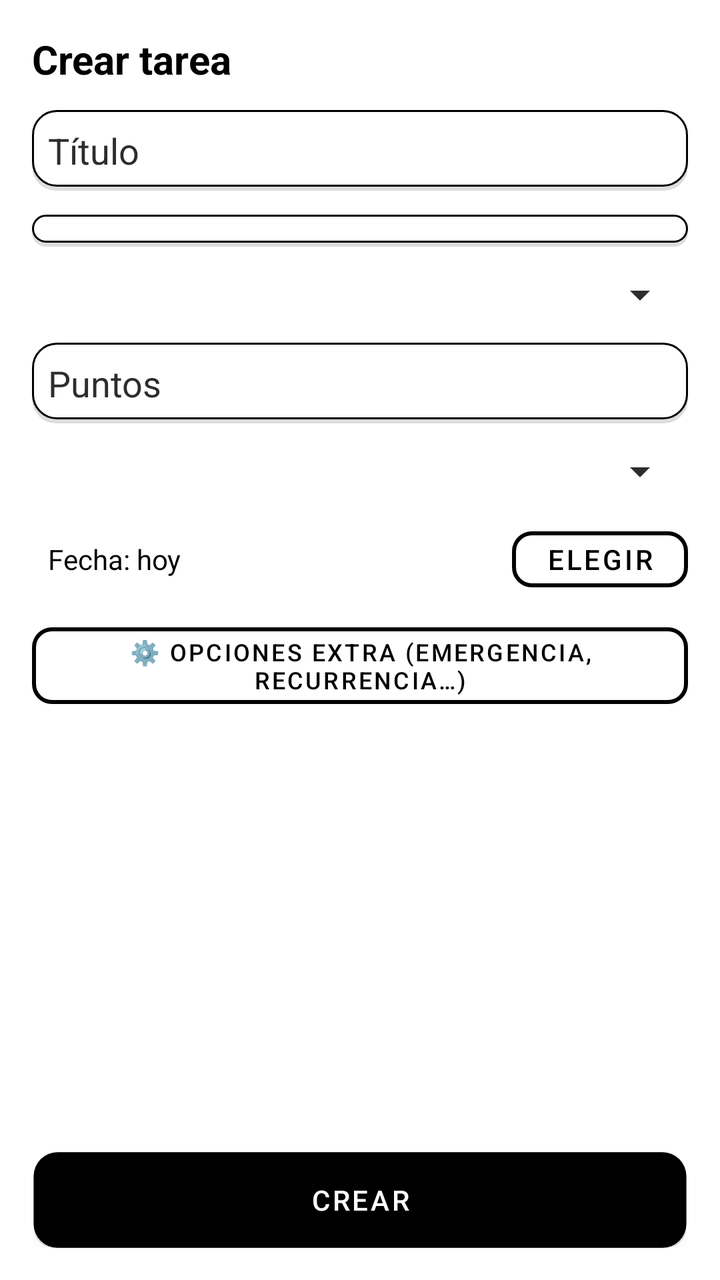
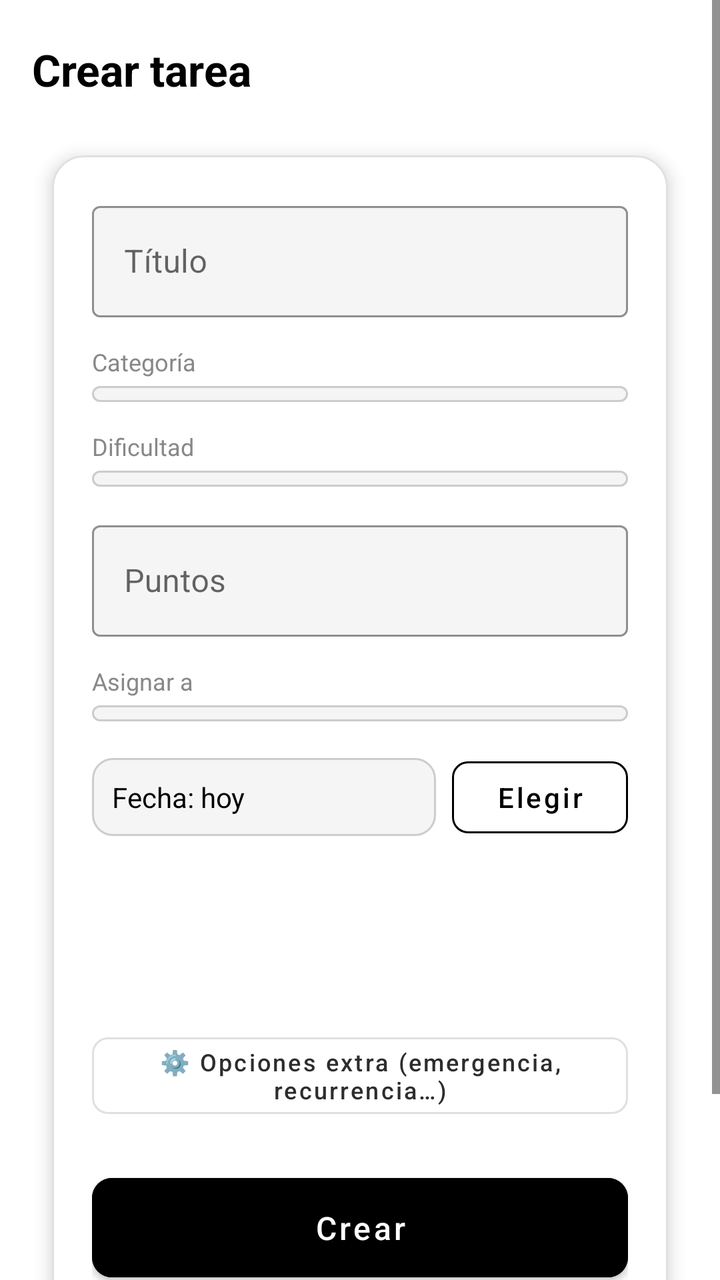

Before-and-after screenshots of an Android layout around one commit, followed by the original layout XML and the change that was made.
<!-- AndroidManifest.xml: application theme Theme.TFG -->
<!-- res/layout/fragment_tareas_crear.xml -->
<?xml version="1.0" encoding="utf-8"?>
<androidx.constraintlayout.widget.ConstraintLayout xmlns:android="http://schemas.android.com/apk/res/android"
    xmlns:app="http://schemas.android.com/apk/res-auto"
    android:layout_width="match_parent"
    android:layout_height="match_parent"
    android:padding="16dp"
    android:layout_marginTop="20dp"
    android:background="@color/fondo">

    <TextView
        android:id="@+id/tvTituloCrear"
        android:layout_width="0dp"
        android:layout_height="wrap_content"
        android:text="@string/crear_tarea"
        android:textSize="20sp"
        android:textStyle="bold"
        android:textColor="@color/texto_principal"
        app:layout_constraintTop_toTopOf="parent"
        app:layout_constraintStart_toStartOf="parent"
        app:layout_constraintEnd_toEndOf="parent" />

    <EditText
        android:id="@+id/etTitulo"
        android:layout_width="0dp"
        android:layout_height="wrap_content"
        android:background="@drawable/bg_rounded_card"
        android:hint="@string/titulo_hint"
        android:textColor="@color/texto_principal"
        android:textColorHint="@color/texto_secundario"
        app:layout_constraintTop_toBottomOf="@id/tvTituloCrear"
        app:layout_constraintStart_toStartOf="parent"
        app:layout_constraintEnd_toEndOf="parent"
        android:layout_marginTop="12dp"
        android:autofillHints="none"
        android:inputType="text"
        android:imeOptions="flagNoExtractUi" />

    <Spinner
        android:id="@+id/spCategoria"
        android:layout_width="0dp"
        android:layout_height="wrap_content"
        android:background="@drawable/bg_rounded_card"
        app:layout_constraintTop_toBottomOf="@id/etTitulo"
        app:layout_constraintStart_toStartOf="parent"
        app:layout_constraintEnd_toEndOf="parent"
        android:layout_marginTop="12dp" />

    <Spinner
        android:id="@+id/spDificultad"
        android:layout_width="0dp"
        android:layout_height="wrap_content"
        app:layout_constraintTop_toBottomOf="@id/spCategoria"
        app:layout_constraintStart_toStartOf="parent"
        app:layout_constraintEnd_toEndOf="parent"
        android:layout_marginTop="12dp" />

    <EditText
        android:id="@+id/etPuntos"
        android:layout_width="0dp"
        android:layout_height="wrap_content"
        android:background="@drawable/bg_rounded_card"
        android:hint="@string/puntos_hint"
        android:inputType="number"
        android:textColor="@color/texto_principal"
        android:textColorHint="@color/texto_secundario"
        app:layout_constraintTop_toBottomOf="@id/spDificultad"
        app:layout_constraintStart_toStartOf="parent"
        app:layout_constraintEnd_toEndOf="parent"
        android:layout_marginTop="12dp"
        android:autofillHints="none"
        android:imeOptions="flagNoExtractUi" />

    <Spinner
        android:id="@+id/spAsignarA"
        android:layout_width="0dp"
        android:layout_height="wrap_content"
        app:layout_constraintTop_toBottomOf="@id/etPuntos"
        app:layout_constraintStart_toStartOf="parent"
        app:layout_constraintEnd_toEndOf="parent"
        android:layout_marginTop="12dp" />

    <LinearLayout
        android:id="@+id/llFecha"
        android:layout_width="0dp"
        android:layout_height="wrap_content"
        android:orientation="horizontal"
        app:layout_constraintTop_toBottomOf="@id/spAsignarA"
        app:layout_constraintStart_toStartOf="parent"
        app:layout_constraintEnd_toEndOf="parent"
        android:layout_marginTop="12dp">

        <TextView
            android:id="@+id/tvFechaProgramada"
            android:layout_width="0dp"
            android:layout_height="wrap_content"
            android:layout_weight="1"
            android:text="@string/fecha_hoy"
            android:padding="8dp"
            android:textColor="@color/texto_principal" />

        <Button
            android:id="@+id/btnElegirFecha"
            android:layout_width="wrap_content"
            android:layout_height="wrap_content"
            style="@style/Widget.TFG.Boton.Contorno"
            android:text="@string/elegir" />

    </LinearLayout>

    <Button
        android:id="@+id/btnOpcionesExtra"
        android:layout_width="0dp"
        android:layout_height="wrap_content"
        style="@style/Widget.TFG.Boton.Contorno"
        android:text="⚙️ Opciones extra (emergencia, recurrencia…)"
        android:textSize="12sp"
        app:layout_constraintTop_toBottomOf="@id/llFecha"
        app:layout_constraintStart_toStartOf="parent"
        app:layout_constraintEnd_toEndOf="parent"
        android:layout_marginTop="8dp" />

    <Button
        android:id="@+id/btnCrearTarea"
        android:layout_width="0dp"
        android:layout_height="wrap_content"
        style="@style/Widget.TFG.Boton.Relleno"
        android:text="@string/crear"
        app:layout_constraintBottom_toBottomOf="parent"
        app:layout_constraintStart_toStartOf="parent"
        app:layout_constraintEnd_toEndOf="parent" />

</androidx.constraintlayout.widget.ConstraintLayout>
<!-- resources referenced by this layout -->
<resources>
  <!-- drawable bg_rounded_card (drawable) -->
  <?xml version="1.0" encoding="utf-8"?>
  <layer-list xmlns:android="http://schemas.android.com/apk/res/android">
      
      <item android:top="2dp" android:left="0dp" android:right="0dp" android:bottom="0dp">
          <shape android:shape="rectangle">
              <solid android:color="#22000000" />
              <corners android:radius="12dp" />
          </shape>
      </item>
      
      <item android:top="0dp" android:left="0dp" android:right="0dp" android:bottom="2dp">
          <shape android:shape="rectangle">
              <solid android:color="@color/superficie" />
              <corners android:radius="12dp" />
              <stroke android:width="1dp" android:color="@color/negro" />
              <padding android:left="8dp" android:top="8dp" android:right="8dp" android:bottom="8dp" />
          </shape>
      </item>
  </layer-list>
  <style name="Widget.TFG.Boton.Contorno" parent="Widget.MaterialComponents.Button.OutlinedButton">
          
          <item name="cornerRadius">10dp</item>
          <item name="strokeColor">@color/negro</item>
          <item name="strokeWidth">2dp</item>
          <item name="backgroundTint">@color/white</item>
          <item name="android:textColor">@color/texto_principal</item>
          <item name="android:paddingLeft">16dp</item>
          <item name="android:paddingRight">16dp</item>
          <item name="android:minHeight">40dp</item>
      </style>
  <style name="Widget.TFG.Boton.Relleno" parent="Widget.MaterialComponents.Button">
          <item name="android:background">@drawable/btn_filled_black</item>
          <item name="android:textColor">@color/on_acento</item>
          <item name="android:minHeight">48dp</item>
          <item name="android:stateListAnimator">@animator/btn_state_animator</item>
      </style>
  <!-- drawable btn_filled_black (drawable) -->
  <?xml version="1.0" encoding="utf-8"?>
  <layer-list xmlns:android="http://schemas.android.com/apk/res/android">
      
      <item android:top="2dp" android:left="0dp" android:right="0dp" android:bottom="0dp">
          <shape android:shape="rectangle">
              <solid android:color="#22000000" />
              <corners android:radius="10dp" />
          </shape>
      </item>
      
      <item>
          <shape android:shape="rectangle">
              <solid android:color="#000000" />
              <corners android:radius="12dp" />
              <padding android:left="12dp" android:top="8dp" android:right="12dp" android:bottom="8dp" />
          </shape>
      </item>
  </layer-list>
  <style name="Tema.TFG.Moderno" parent="Theme.MaterialComponents.DayNight.NoActionBar">
          
          <item name="colorPrimary">@color/primario</item>
          <item name="colorOnPrimary">@color/on_acento</item>
          <item name="android:colorBackground">@color/fondo</item>
          <item name="colorSurface">@color/superficie</item>
          <item name="colorOnSurface">@color/texto_principal</item>
          <item name="android:statusBarColor">@color/white</item>
          <item name="materialCardViewStyle">@style/Widget.TFG.Tarjeta</item>
  
          
          <item name="android:textColor">@color/texto_principal</item>
          <item name="android:textColorSecondary">@color/texto_secundario</item>
          <item name="android:editTextStyle">@style/Widget.TFG.EditText</item>
          <item name="textAppearanceBody1">@style/TextAppearance.TFG.Cuerpo</item>
          <item name="textAppearanceHeadline6">@style/TextAppearance.TFG.Titulo</item>
      </style>
  <style name="Widget.TFG.Tarjeta" parent="Widget.MaterialComponents.CardView">
          <item name="cardCornerRadius">12dp</item>
          <item name="cardUseCompatPadding">true</item>
          <item name="cardPreventCornerOverlap">false</item>
          <item name="cardBackgroundColor">@color/gris_claro</item>
          <item name="android:stateListAnimator">@animator/btn_state_animator</item>
          <item name="strokeColor">@color/negro</item>
          <item name="strokeWidth">2dp</item>
      </style>
  <style name="Widget.TFG.EditText" parent="@style/Widget.MaterialComponents.TextInputEditText.OutlinedBox">
          <item name="android:textColor">@color/texto_principal</item>
          <item name="android:textColorHint">@color/texto_secundario</item>
          
          <item name="android:padding">10dp</item>
          <item name="android:background">@drawable/bg_rounded_card</item>
      </style>
  <style name="TextAppearance.TFG.Cuerpo" parent="TextAppearance.MaterialComponents.Body1">
          <item name="android:textColor">@color/texto_secundario</item>
      </style>
  <style name="TextAppearance.TFG.Titulo" parent="TextAppearance.MaterialComponents.Headline6">
          <item name="android:textColor">@color/texto_principal</item>
      </style>
  <color name="gris_claro">#BDBDBD</color>
  <!-- unchanged entries left out for length: 15 -->
</resources>

<!-- the commit's change to res/layout/fragment_tareas_crear.xml (unified diff, before → after) -->
@@ -1,132 +1,207 @@
 <?xml version="1.0" encoding="utf-8"?>
-<androidx.constraintlayout.widget.ConstraintLayout xmlns:android="http://schemas.android.com/apk/res/android"
+<ScrollView xmlns:android="http://schemas.android.com/apk/res/android"
     xmlns:app="http://schemas.android.com/apk/res-auto"
     android:layout_width="match_parent"
     android:layout_height="match_parent"
-    android:padding="16dp"
-    android:layout_marginTop="20dp"
+    android:fillViewport="false"
     android:background="@color/fondo">
 
-    <TextView
-        android:id="@+id/tvTituloCrear"
-        android:layout_width="0dp"
+    <LinearLayout
+        android:layout_width="match_parent"
         android:layout_height="wrap_content"
-        android:text="@string/crear_tarea"
-        android:textSize="20sp"
-        android:textStyle="bold"
-        android:textColor="@color/texto_principal"
-        app:layout_constraintTop_toTopOf="parent"
-        app:layout_constraintStart_toStartOf="parent"
-        app:layout_constraintEnd_toEndOf="parent" />
-
-    <EditText
-        android:id="@+id/etTitulo"
-        android:layout_width="0dp"
-        android:layout_height="wrap_content"
-        android:background="@drawable/bg_rounded_card"
-        android:hint="@string/titulo_hint"
-        android:textColor="@color/texto_principal"
-        android:textColorHint="@color/texto_secundario"
-        app:layout_constraintTop_toBottomOf="@id/tvTituloCrear"
-        app:layout_constraintStart_toStartOf="parent"
-        app:layout_constraintEnd_toEndOf="parent"
-        android:layout_marginTop="12dp"
-        android:autofillHints="none"
-        android:inputType="text"
-        android:imeOptions="flagNoExtractUi" />
-
-    <Spinner
-        android:id="@+id/spCategoria"
-        android:layout_width="0dp"
-        android:layout_height="wrap_content"
-        android:background="@drawable/bg_rounded_card"
-        app:layout_constraintTop_toBottomOf="@id/etTitulo"
-        app:layout_constraintStart_toStartOf="parent"
-        app:layout_constraintEnd_toEndOf="parent"
-        android:layout_marginTop="12dp" />
-
-    <Spinner
-        android:id="@+id/spDificultad"
-        android:layout_width="0dp"
-        android:layout_height="wrap_content"
-        app:layout_constraintTop_toBottomOf="@id/spCategoria"
-        app:layout_constraintStart_toStartOf="parent"
-        app:layout_constraintEnd_toEndOf="parent"
-        android:layout_marginTop="12dp" />
-
-    <EditText
-        android:id="@+id/etPuntos"
-        android:layout_width="0dp"
-        android:layout_height="wrap_content"
-        android:background="@drawable/bg_rounded_card"
-        android:hint="@string/puntos_hint"
-        android:inputType="number"
-        android:textColor="@color/texto_principal"
-        android:textColorHint="@color/texto_secundario"
-        app:layout_constraintTop_toBottomOf="@id/spDificultad"
-        app:layout_constraintStart_toStartOf="parent"
-        app:layout_constraintEnd_toEndOf="parent"
-        android:layout_marginTop="12dp"
-        android:autofillHints="none"
-        android:imeOptions="flagNoExtractUi" />
-
-    <Spinner
-        android:id="@+id/spAsignarA"
-        android:layout_width="0dp"
-        android:layout_height="wrap_content"
-        app:layout_constraintTop_toBottomOf="@id/etPuntos"
-        app:layout_constraintStart_toStartOf="parent"
-        app:layout_constraintEnd_toEndOf="parent"
-        android:layout_marginTop="12dp" />
-
-    <LinearLayout
-        android:id="@+id/llFecha"
-        android:layout_width="0dp"
-        android:layout_height="wrap_content"
-        android:orientation="horizontal"
-        app:layout_constraintTop_toBottomOf="@id/spAsignarA"
-        app:layout_constraintStart_toStartOf="parent"
-        app:layout_constraintEnd_toEndOf="parent"
-        android:layout_marginTop="12dp">
+        android:orientation="vertical"
+        android:paddingTop="20dp"
+        android:paddingStart="16dp"
+        android:paddingEnd="16dp"
+        android:paddingBottom="72dp">
 
         <TextView
-            android:id="@+id/tvFechaProgramada"
-            android:layout_width="0dp"
+            android:id="@+id/tvTituloCrear"
+            android:layout_width="match_parent"
             android:layout_height="wrap_content"
-            android:layout_weight="1"
-            android:text="@string/fecha_hoy"
-            android:padding="8dp"
-            android:textColor="@color/texto_principal" />
-
-        <Button
-            android:id="@+id/btnElegirFecha"
-            android:layout_width="wrap_content"
+            android:text="@string/crear_tarea"
+            android:textSize="22sp"
+            android:textStyle="bold"
+            android:textColor="@color/texto_principal"
+            android:layout_marginBottom="16dp" />
+
+        <com.google.android.material.card.MaterialCardView
+            android:layout_width="match_parent"
             android:layout_height="wrap_content"
-            style="@style/Widget.TFG.Boton.Contorno"
-            android:text="@string/elegir" />
+            app:cardCornerRadius="16dp"
+            app:cardElevation="5dp"
+            app:cardBackgroundColor="@color/white"
+            app:strokeColor="@color/divisor"
+            app:strokeWidth="1dp">
+
+            <LinearLayout
+                android:layout_width="match_parent"
+                android:layout_height="wrap_content"
+                android:orientation="vertical"
+                android:padding="20dp" android:paddingBottom="76dp">
+
+                
+                <com.google.android.material.textfield.TextInputLayout
+                    style="@style/Widget.MaterialComponents.TextInputLayout.OutlinedBox"
+                    android:layout_width="match_parent"
+                    android:layout_height="wrap_content"
+                    android:hint="@string/titulo_hint"
+                    app:boxBackgroundColor="#F5F5F5"
+                    app:boxStrokeColor="@color/negro"
+                    app:hintTextColor="@color/gris">
+
+                    <com.google.android.material.textfield.TextInputEditText
+                        android:id="@+id/etTitulo"
+                        android:layout_width="match_parent"
+                        android:layout_height="wrap_content"
+                        android:imeOptions="flagNoExtractUi"
+                        android:inputType="text"
+                        android:autofillHints="none"
+                        android:textColor="@color/texto_principal"
+                        android:textColorHint="@color/gris" />
+                </com.google.android.material.textfield.TextInputLayout>
+
+                
+                <TextView
+                    android:layout_width="wrap_content"
+                    android:layout_height="wrap_content"
+                    android:text="Categoría"
+                    android:textSize="12sp"
+                    android:textColor="@color/gris"
+                    android:layout_marginTop="14dp"
+                    android:layout_marginBottom="4dp" />
+
+                <Spinner
+                    android:id="@+id/spCategoria"
+                    android:layout_width="match_parent"
+                    android:layout_height="wrap_content"
+                    android:background="@drawable/bg_input_campo"
+                    android:padding="4dp" />
+
+                
+                <TextView
+                    android:layout_width="wrap_content"
+                    android:layout_height="wrap_content"
+                    android:text="Dificultad"
+                    android:textSize="12sp"
+                    android:textColor="@color/gris"
+                    android:layout_marginTop="14dp"
+                    android:layout_marginBottom="4dp" />
+
+                <Spinner
+                    android:id="@+id/spDificultad"
+                    android:layout_width="match_parent"
+                    android:layout_height="wrap_content"
+                    android:background="@drawable/bg_input_campo"
+                    android:padding="4dp" />
+
+                
+                <com.google.android.material.textfield.TextInputLayout
+                    style="@style/Widget.MaterialComponents.TextInputLayout.OutlinedBox"
+                    android:layout_width="match_parent"
+                    android:layout_height="wrap_content"
+                    android:hint="@string/puntos_hint"
+                    android:layout_marginTop="14dp"
+                    app:boxBackgroundColor="#F5F5F5"
+                    app:boxStrokeColor="@color/negro"
+                    app:hintTextColor="@color/gris">
+
+                    <com.google.android.material.textfield.TextInputEditText
+                        android:id="@+id/etPuntos"
+                        android:layout_width="match_parent"
+                        android:layout_height="wrap_content"
+                        android:inputType="number"
+                        android:imeOptions="flagNoExtractUi"
+                        android:autofillHints="none"
+                        android:textColor="@color/texto_principal"
+                        android:textColorHint="@color/gris" />
+                </com.google.android.material.textfield.TextInputLayout>
+
+                
+                <TextView
+                    android:layout_width="wrap_content"
+                    android:layout_height="wrap_content"
+                    android:text="Asignar a"
+                    android:textSize="12sp"
+                    android:textColor="@color/gris"
+                    android:layout_marginTop="14dp"
+                    android:layout_marginBottom="4dp" />
+
+                <Spinner
+                    android:id="@+id/spAsignarA"
+                    android:layout_width="match_parent"
+                    android:layout_height="wrap_content"
+                    android:background="@drawable/bg_input_campo"
+                    android:padding="4dp" />
+
+                
+                <LinearLayout
+                    android:id="@+id/llFecha"
+                    android:layout_width="match_parent"
+                    android:layout_height="wrap_content"
+                    android:orientation="horizontal"
+                    android:layout_marginTop="14dp"
+                    android:gravity="center_vertical" android:paddingBottom="76dp">
+
+                    <TextView
+                        android:id="@+id/tvFechaProgramada"
+                        android:layout_width="0dp"
+                        android:layout_height="wrap_content"
+                        android:layout_weight="1"
+                        android:text="@string/fecha_hoy"
+                        android:padding="10dp"
+                        android:textColor="@color/texto_principal"
+                        android:background="@drawable/bg_input_campo" />
+
+                    <com.google.android.material.button.MaterialButton
+                        android:id="@+id/btnElegirFecha"
+                        android:layout_width="wrap_content"
+                        android:layout_height="wrap_content"
+                        android:layout_marginStart="8dp"
+                        style="@style/Widget.MaterialComponents.Button.OutlinedButton"
+                        app:cornerRadius="8dp"
+                        app:strokeColor="@color/negro"
+                        app:strokeWidth="1dp"
+                        android:text="@string/elegir"
+                        android:textColor="@color/texto_principal"
+                        android:textAllCaps="false" />
+
+                </LinearLayout>
+
+                
+                <com.google.android.material.button.MaterialButton
+                    android:id="@+id/btnOpcionesExtra"
+                    android:layout_width="match_parent"
+                    android:layout_height="wrap_content"
+                    android:layout_marginTop="14dp"
+                    style="@style/Widget.MaterialComponents.Button.OutlinedButton"
+                    app:cornerRadius="8dp"
+                    app:strokeColor="@color/divisor"
+                    app:strokeWidth="1dp"
+                    android:text="⚙️ Opciones extra (emergencia, recurrencia…)"
+                    android:textSize="12sp"
+                    android:textColor="@color/texto_secundario"
+                    android:textAllCaps="false" />
+
+                
+                <com.google.android.material.button.MaterialButton
+                    android:id="@+id/btnCrearTarea"
+                    android:layout_width="match_parent"
+                    android:layout_height="wrap_content"
+                    android:layout_marginTop="20dp"
+                    style="@style/Widget.MaterialComponents.Button"
+                    app:cornerRadius="10dp"
+                    android:backgroundTint="@color/negro"
+                    android:text="@string/crear"
+                    android:textColor="@color/white"
+                    android:textAllCaps="false"
+                    android:textSize="16sp"
+                    android:paddingTop="14dp"
+                    android:paddingBottom="14dp" />
+
+            </LinearLayout>
+        </com.google.android.material.card.MaterialCardView>
 
     </LinearLayout>
 
-    <Button
-        android:id="@+id/btnOpcionesExtra"
-        android:layout_width="0dp"
-        android:layout_height="wrap_content"
-        style="@style/Widget.TFG.Boton.Contorno"
-        android:text="⚙️ Opciones extra (emergencia, recurrencia…)"
-        android:textSize="12sp"
-        app:layout_constraintTop_toBottomOf="@id/llFecha"
-        app:layout_constraintStart_toStartOf="parent"
-        app:layout_constraintEnd_toEndOf="parent"
-        android:layout_marginTop="8dp" />
-
-    <Button
-        android:id="@+id/btnCrearTarea"
-        android:layout_width="0dp"
-        android:layout_height="wrap_content"
-        style="@style/Widget.TFG.Boton.Relleno"
-        android:text="@string/crear"
-        app:layout_constraintBottom_toBottomOf="parent"
-        app:layout_constraintStart_toStartOf="parent"
-        app:layout_constraintEnd_toEndOf="parent" />
-
-</androidx.constraintlayout.widget.ConstraintLayout>
+</ScrollView>
<!-- resource entries referenced after the edit -->
@@ -1,61 +1,29 @@
 <!-- resources referenced by this layout -->
 <resources>
-  <!-- drawable bg_rounded_card (drawable) -->
+  <color name="divisor">#E0E0E0</color>
+  <color name="gris">#888888</color>
+  <!-- drawable bg_input_campo (drawable) -->
   <?xml version="1.0" encoding="utf-8"?>
-  <layer-list xmlns:android="http://schemas.android.com/apk/res/android">
+  <selector xmlns:android="http://schemas.android.com/apk/res/android">
       
-      <item android:top="2dp" android:left="0dp" android:right="0dp" android:bottom="0dp">
+      <item android:state_focused="true">
           <shape android:shape="rectangle">
-              <solid android:color="#22000000" />
-              <corners android:radius="12dp" />
-          </shape>
-      </item>
-      
-      <item android:top="0dp" android:left="0dp" android:right="0dp" android:bottom="2dp">
-          <shape android:shape="rectangle">
-              <solid android:color="@color/superficie" />
-              <corners android:radius="12dp" />
-              <stroke android:width="1dp" android:color="@color/negro" />
-              <padding android:left="8dp" android:top="8dp" android:right="8dp" android:bottom="8dp" />
-          </shape>
-      </item>
-  </layer-list>
-  <style name="Widget.TFG.Boton.Contorno" parent="Widget.MaterialComponents.Button.OutlinedButton">
-          
-          <item name="cornerRadius">10dp</item>
-          <item name="strokeColor">@color/negro</item>
-          <item name="strokeWidth">2dp</item>
-          <item name="backgroundTint">@color/white</item>
-          <item name="android:textColor">@color/texto_principal</item>
-          <item name="android:paddingLeft">16dp</item>
-          <item name="android:paddingRight">16dp</item>
-          <item name="android:minHeight">40dp</item>
-      </style>
-  <style name="Widget.TFG.Boton.Relleno" parent="Widget.MaterialComponents.Button">
-          <item name="android:background">@drawable/btn_filled_black</item>
-          <item name="android:textColor">@color/on_acento</item>
-          <item name="android:minHeight">48dp</item>
-          <item name="android:stateListAnimator">@animator/btn_state_animator</item>
-      </style>
-  <!-- drawable btn_filled_black (drawable) -->
-  <?xml version="1.0" encoding="utf-8"?>
-  <layer-list xmlns:android="http://schemas.android.com/apk/res/android">
-      
-      <item android:top="2dp" android:left="0dp" android:right="0dp" android:bottom="0dp">
-          <shape android:shape="rectangle">
-              <solid android:color="#22000000" />
+              <solid android:color="#F5F5F5" />
               <corners android:radius="10dp" />
+              <stroke android:width="2dp" android:color="#000000" />
+              <padding android:left="12dp" android:top="12dp" android:right="12dp" android:bottom="12dp" />
           </shape>
       </item>
       
       <item>
           <shape android:shape="rectangle">
-              <solid android:color="#000000" />
-              <corners android:radius="12dp" />
-              <padding android:left="12dp" android:top="8dp" android:right="12dp" android:bottom="8dp" />
+              <solid android:color="#F5F5F5" />
+              <corners android:radius="10dp" />
+              <stroke android:width="1dp" android:color="#CCCCCC" />
+              <padding android:left="12dp" android:top="12dp" android:right="12dp" android:bottom="12dp" />
           </shape>
       </item>
-  </layer-list>
+  </selector>
   <style name="Tema.TFG.Moderno" parent="Theme.MaterialComponents.DayNight.NoActionBar">
           
           <item name="colorPrimary">@color/primario</item>
@@ -65,37 +33,48 @@
           <item name="colorOnSurface">@color/texto_principal</item>
           <item name="android:statusBarColor">@color/white</item>
           <item name="materialCardViewStyle">@style/Widget.TFG.Tarjeta</item>
-  
           
           <item name="android:textColor">@color/texto_principal</item>
           <item name="android:textColorSecondary">@color/texto_secundario</item>
           <item name="android:editTextStyle">@style/Widget.TFG.EditText</item>
           <item name="textAppearanceBody1">@style/TextAppearance.TFG.Cuerpo</item>
           <item name="textAppearanceHeadline6">@style/TextAppearance.TFG.Titulo</item>
+          
+          <item name="bottomNavigationStyle">@style/Widget.TFG.BottomNav</item>
       </style>
   <style name="Widget.TFG.Tarjeta" parent="Widget.MaterialComponents.CardView">
           <item name="cardCornerRadius">12dp</item>
           <item name="cardUseCompatPadding">true</item>
-          <item name="cardPreventCornerOverlap">false</item>
-          <item name="cardBackgroundColor">@color/gris_claro</item>
-          <item name="android:stateListAnimator">@animator/btn_state_animator</item>
-          <item name="strokeColor">@color/negro</item>
-          <item name="strokeWidth">2dp</item>
+          <item name="cardElevation">4dp</item>
+          <item name="cardBackgroundColor">@color/white</item>
+          <item name="strokeColor">@color/divisor</item>
+          <item name="strokeWidth">1dp</item>
       </style>
   <style name="Widget.TFG.EditText" parent="@style/Widget.MaterialComponents.TextInputEditText.OutlinedBox">
           <item name="android:textColor">@color/texto_principal</item>
-          <item name="android:textColorHint">@color/texto_secundario</item>
-          
-          <item name="android:padding">10dp</item>
-          <item name="android:background">@drawable/bg_rounded_card</item>
+          <item name="android:textColorHint">@color/gris</item>
+          <item name="android:background">@drawable/bg_input_campo</item>
+          <item name="android:padding">12dp</item>
       </style>
   <style name="TextAppearance.TFG.Cuerpo" parent="TextAppearance.MaterialComponents.Body1">
           <item name="android:textColor">@color/texto_secundario</item>
+          <item name="android:textSize">14sp</item>
       </style>
   <style name="TextAppearance.TFG.Titulo" parent="TextAppearance.MaterialComponents.Headline6">
           <item name="android:textColor">@color/texto_principal</item>
+          <item name="android:textStyle">bold</item>
+          <item name="android:textSize">20sp</item>
       </style>
-  <color name="gris_claro">#BDBDBD</color>
+  <style name="Widget.TFG.BottomNav" parent="Widget.MaterialComponents.BottomNavigationView">
+          <item name="android:minHeight">0dp</item>
+          <item name="itemPaddingTop">6dp</item>
+          <item name="itemPaddingBottom">6dp</item>
+          <item name="itemTextAppearanceActive">@style/TextAppearance.TFG.NavLabel</item>
+          <item name="itemTextAppearanceInactive">@style/TextAppearance.TFG.NavLabel</item>
+      </style>
+  <style name="TextAppearance.TFG.NavLabel" parent="TextAppearance.MaterialComponents.Caption">
+          <item name="android:textSize">10sp</item>
+      </style>
   <!-- unchanged entries left out for length: 15 -->
 </resources>
 
